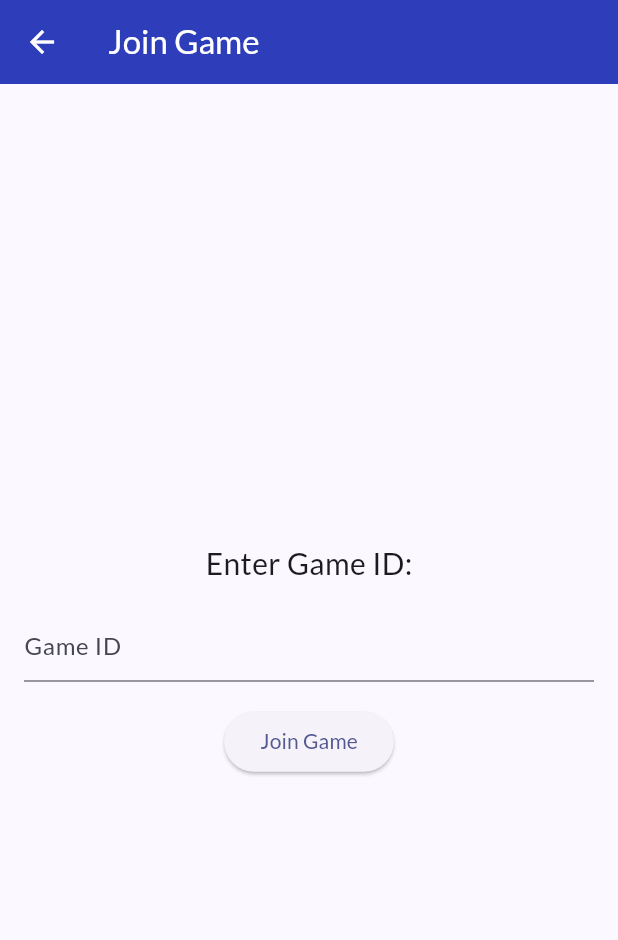
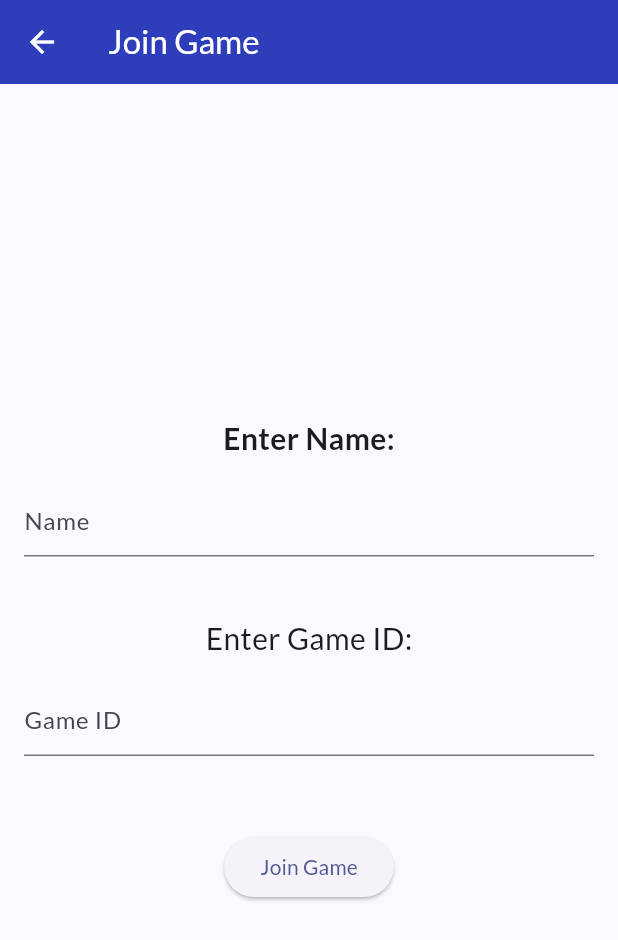
Before and after one commit to YehudaShani/Wavelength, a Flutter app: the JoiningScreen screen opened directly, after a tap on "Join Game", on a phone screen of 412 x 824 dp. Shown: the top 940 px of the screen. Run offline on Flutter 3.47's test engine with Material 3 defaults, Android fonts, the phone set to English and light mode, and no system bars; our stand-ins replace firebase_core, firebase_database, google_fonts, sleek_circular_slider; accounts and stored records are empty.

Commit message:
able to add player name to game

```diff
--- a/lib/screens/joining_screen.dart
+++ b/lib/screens/joining_screen.dart
@@ -11,9 +11,10 @@ class JoiningScreen extends StatefulWidget {
 class _JoiningScreenState extends State<JoiningScreen> {
   final databaseReference = FirebaseDatabase.instance.ref();
   String gameId = '';
+  String name = '';
 
   void joinGame() {
-    if (gameId.isEmpty) {
+    if (gameId.isEmpty || name.isEmpty) {
       print('Game ID is empty');
       return;
     }
@@ -21,7 +22,16 @@ class _JoiningScreenState extends State<JoiningScreen> {
     databaseReference.child('games').child(gameId).once().then((snapshot) {
       if (snapshot.snapshot.value != null) {
         print('Game Found');
-        print(snapshot.snapshot.value);
+        // check if the player is already in the game
+        final game = snapshot.snapshot.value as Map;
+        final players = game['players'] as List<dynamic>;
+        if (players.contains(name)) {
+          print('Player already in game');
+          return;
+        }
+        databaseReference.child('games').child(gameId).update({
+          'players': [...players, name],
+        }).then((value) => print('Player added to game'));
       } else {
         print('Game Not Found');
         print(gameId);
@@ -46,11 +56,26 @@ class _JoiningScreenState extends State<JoiningScreen> {
             mainAxisAlignment: MainAxisAlignment.center,
             children: [
               const Text(
+                'Enter Name:',
+                style: TextStyle(fontSize: 20, fontWeight: FontWeight.bold),
+              ),
+              SizedBox(height: 16),
+              TextField(
+                onChanged: (value) {
+                  name = value;
+                },
+                decoration: const InputDecoration(
+                  hintText: 'Name',
+                ),
+              ),
+              const SizedBox(height: 40),
+              const Text(
                 'Enter Game ID:',
                 style: TextStyle(fontSize: 20),
               ),
               const SizedBox(height: 16),
               TextField(
+                keyboardType: TextInputType.number,
                 onChanged: (value) {
                   gameId = value;
                 },
@@ -58,7 +83,7 @@ class _JoiningScreenState extends State<JoiningScreen> {
                   hintText: 'Game ID',
                 ),
               ),
-              const SizedBox(height: 16),
+              const SizedBox(height: 50),
               ElevatedButton(
                 onPressed: joinGame,
                 child: const Text('Join Game'),
```
